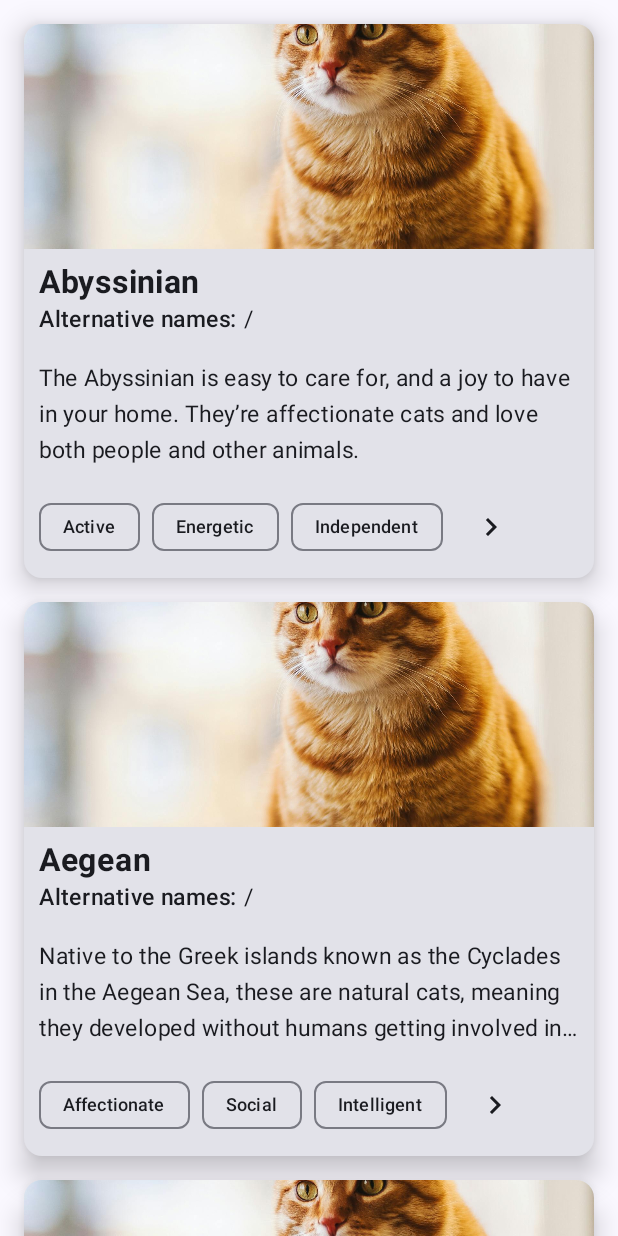
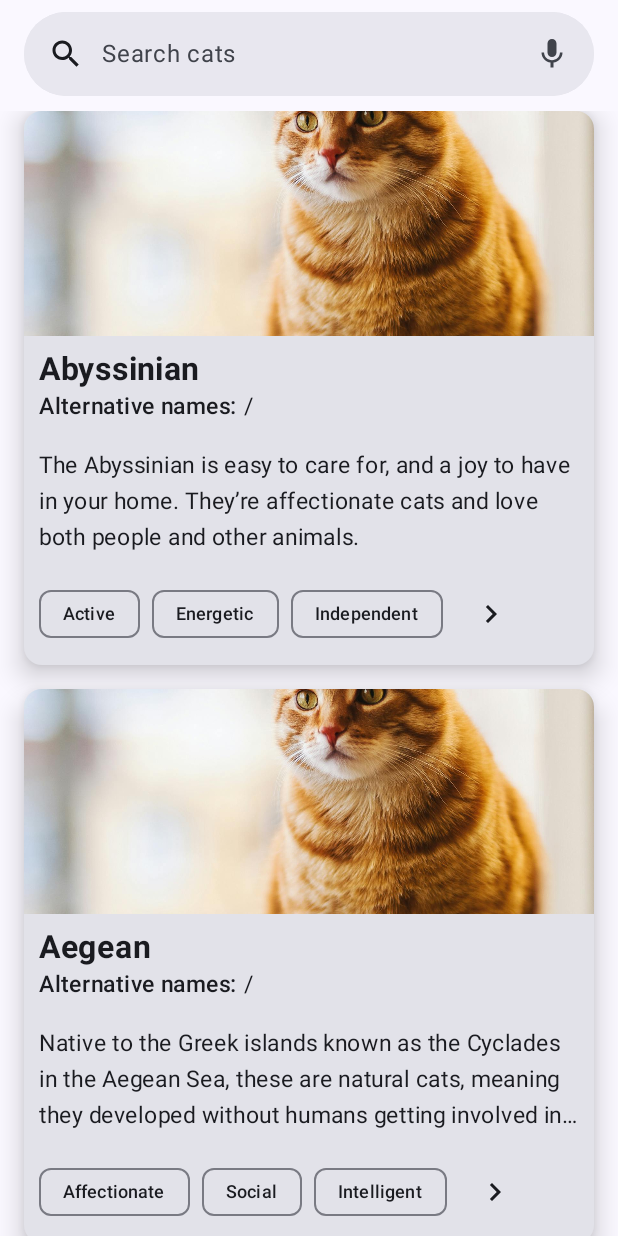
Before and after one commit to mehmedalijaK/catalist-kotlin-cat-app, an Android app built with Jetpack Compose: the composable BreedsList called with sample values from the repository, on a phone screen of 412 x 824 dp. Run offline under Robolectric (Android 15) with nearby library versions, the phone set to English and light mode, and no system bars.

Commit message:
implement initial search-bar

```diff
--- a/app/src/main/java/com/raf/catalist/cats/list/BreedsListScreen.kt
+++ b/app/src/main/java/com/raf/catalist/cats/list/BreedsListScreen.kt
@@ -28,8 +28,11 @@ import androidx.compose.foundation.layout.wrapContentWidth
 import androidx.compose.foundation.rememberScrollState
 import androidx.compose.foundation.verticalScroll
 import androidx.compose.material.icons.Icons
+import androidx.compose.material.icons.filled.Close
 import androidx.compose.material.icons.filled.KeyboardArrowRight
+import androidx.compose.material.icons.filled.Search
 import androidx.compose.material.icons.filled.Settings
+import androidx.compose.material.icons.rounded.Search
 import androidx.compose.material3.AssistChip
 import androidx.compose.material3.AssistChipDefaults
 import androidx.compose.material3.Card
@@ -37,13 +40,18 @@ import androidx.compose.material3.CardDefaults
 import androidx.compose.material3.CenterAlignedTopAppBar
 import androidx.compose.material3.CircularProgressIndicator
 import androidx.compose.material3.Divider
+import androidx.compose.material3.DockedSearchBar
 import androidx.compose.material3.ExperimentalMaterial3Api
 import androidx.compose.material3.FilterChip
 import androidx.compose.material3.Icon
 import androidx.compose.material3.IconButton
+import androidx.compose.material3.ListItem
 import androidx.compose.material3.MaterialTheme
 import androidx.compose.material3.Scaffold
+import androidx.compose.material3.SearchBar
+import androidx.compose.material3.SearchBarDefaults
 import androidx.compose.material3.Text
+import androidx.compose.material3.TextField
 import androidx.compose.material3.TopAppBar
 import androidx.compose.material3.TopAppBarDefaults
 import androidx.compose.material3.contentColorFor
@@ -51,6 +59,10 @@ import androidx.compose.runtime.Composable
 import androidx.compose.runtime.collectAsState
 import androidx.compose.runtime.getValue
 import androidx.compose.runtime.key
+import androidx.compose.runtime.mutableStateOf
+import androidx.compose.runtime.remember
+import androidx.compose.runtime.saveable.rememberSaveable
+import androidx.compose.runtime.setValue
 import androidx.compose.ui.Alignment
 import androidx.compose.ui.Modifier
 import androidx.compose.ui.graphics.Color
@@ -106,17 +118,13 @@ fun BreedsListScreen(
              )
         },
         content = {
-            BreedsList(
-                paddingValues = it,
-                items = state.breeds
-            )
+
             if(state.loading){
                 Box(
                     modifier = Modifier.fillMaxSize(),
                     contentAlignment = Alignment.Center
                 ){
                     CircularProgressIndicator()
-                    Text(text = "t123123est")
                 }
             }else if(state.error != null){
                 Box(
@@ -130,12 +138,16 @@ fun BreedsListScreen(
                     Text(text = errorMessage)
                 }
             }else{
-                Text(text = "test")
+                BreedsList(
+                    paddingValues = it,
+                    items = state.breeds
+                )
             }
         }
     )
 }
 
+@OptIn(ExperimentalMaterial3Api::class)
 @Composable
 fun BreedsList(
     paddingValues: PaddingValues,
@@ -143,16 +155,18 @@ fun BreedsList(
 ){
 
     val scrollState = rememberScrollState()
+    Column (
+        modifier = Modifier.padding(paddingValues),
+        horizontalAlignment = Alignment.CenterHorizontally,
+        verticalArrangement = Arrangement.Top,
+    ){
+        SearchBarM3()
+        Spacer(modifier = Modifier.height(10.dp))
         Column(
             modifier = Modifier
                 .verticalScroll(scrollState)
-            .fillMaxSize()
-            .padding(paddingValues),
-        horizontalAlignment = Alignment.CenterHorizontally,
-        verticalArrangement = Arrangement.Top,
+                .fillMaxSize(),
         ){
-        Spacer(modifier = Modifier.height(16.dp))
-
             items.forEach {
                 Column {
                     key(it.id) {
@@ -164,7 +178,65 @@ fun BreedsList(
                 }
             }
         }
+    }
 
+
+
+
+}
+
+@OptIn(ExperimentalMaterial3Api::class)
+@Composable
+fun SearchBarM3(){
+
+    var query by remember { mutableStateOf("") }
+    var active by remember { mutableStateOf(false) }
+
+    val searchHistory = listOf("Abyssinian", "Aegean", "American Bobtail","Abyssinian", "Aegean", "American Bobtail","Abyssinian", "Aegean", "American Bobtail","Abyssinian", "Aegean", "American Bobtail")
+
+    SearchBar(
+        modifier = if (active) Modifier.fillMaxWidth() else Modifier.fillMaxWidth().padding(horizontal = 16.dp),
+        query = query,
+        onQueryChange = {query = it},
+        onSearch = {newQuery ->
+                   println("test")
+        },
+        active = active,
+        onActiveChange = {
+            active = it
+        },
+        placeholder = { Text(text = "Search cats")},
+        leadingIcon = {
+            Icon(imageVector = Icons.Filled.Search, contentDescription = "search")
+        },
+        trailingIcon = {
+            Row {
+                IconButton(onClick = { }) {
+                    Icon(painter = painterResource(id = R.drawable.baseline_mic_24), contentDescription = "Microphone")
+                }
+                if (active){
+                    IconButton(onClick = { if (query.isNotEmpty()) query = "" else active = false}) {
+                        Icon(imageVector = Icons.Filled.Close, contentDescription = "Close")
+                    }
+                } else null
+            }
+        },
+    ) {
+        searchHistory.takeLast(3).forEach { item ->
+            ListItem(
+                modifier = Modifier
+                    .clickable { query = item }
+                    .fillMaxWidth(),
+                headlineContent = {Text(text = item)},
+                leadingContent = {
+                    Icon(
+                        painter = painterResource(R.drawable.baseline_history_24),
+                        contentDescription = "History"
+                    )
+                }
+            )
+        }
+    }
 }
 
 @OptIn(ExperimentalMaterial3Api::class, ExperimentalLayoutApi::class)
--- /dev/null
+++ b/app/src/main/res/drawable/baseline_history_24.xml
@@ -0,0 +1,5 @@
+<vector xmlns:android="http://schemas.android.com/apk/res/android" android:height="24dp" android:tint="#000000" android:viewportHeight="24" android:viewportWidth="24" android:width="24dp">
+
+    <path android:fillColor="@android:color/white" android:pathData="M13,3c-4.97,0 -9,4.03 -9,9L1,12l3.89,3.89 0.07,0.14L9,12L6,12c0,-3.87 3.13,-7 7,-7s7,3.13 7,7 -3.13,7 -7,7c-1.93,0 -3.68,-0.79 -4.94,-2.06l-1.42,1.42C8.27,19.99 10.51,21 13,21c4.97,0 9,-4.03 9,-9s-4.03,-9 -9,-9zM12,8v5l4.28,2.54 0.72,-1.21 -3.5,-2.08L13.5,8L12,8z"/>
+
+</vector>
--- /dev/null
+++ b/app/src/main/res/drawable/baseline_mic_24.xml
@@ -0,0 +1,5 @@
+<vector xmlns:android="http://schemas.android.com/apk/res/android" android:height="24dp" android:tint="#000000" android:viewportHeight="24" android:viewportWidth="24" android:width="24dp">
+
+    <path android:fillColor="@android:color/white" android:pathData="M12,14c1.66,0 2.99,-1.34 2.99,-3L15,5c0,-1.66 -1.34,-3 -3,-3S9,3.34 9,5v6c0,1.66 1.34,3 3,3zM17.3,11c0,3 -2.54,5.1 -5.3,5.1S6.7,14 6.7,11L5,11c0,3.41 2.72,6.23 6,6.72L11,21h2v-3.28c3.28,-0.48 6,-3.3 6,-6.72h-1.7z"/>
+
+</vector>
```
Lines whose indentation alone changed are shown as unchanged.
